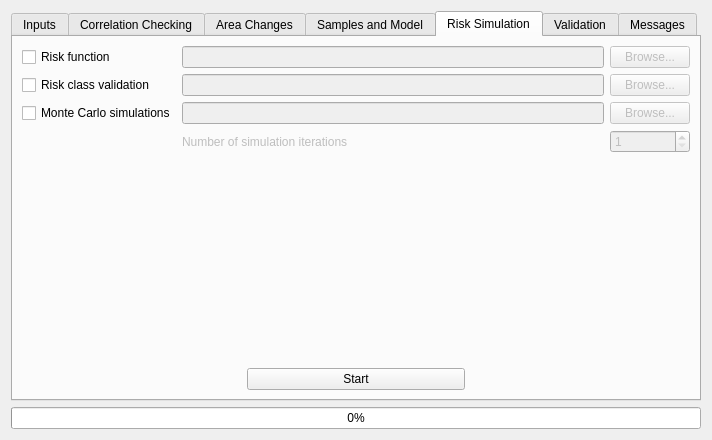
First picture: the form in ui/moluscedialogbase.ui, repository nextgis/qgis_molusce, before the edit.
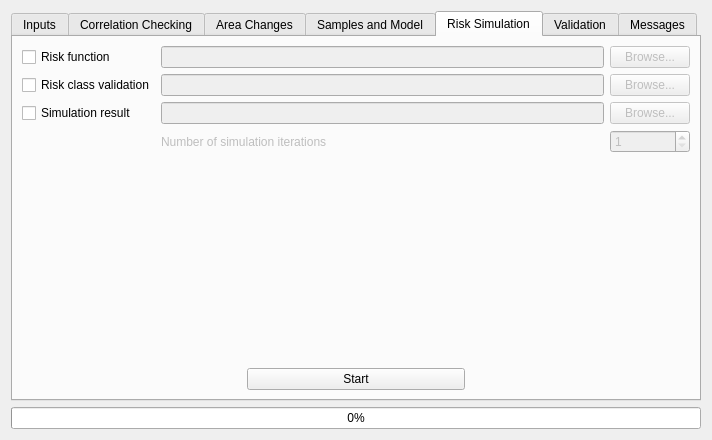
Second picture: the form after the edit. Custom widgets are drawn as their Qt base class.

Commit message: Change label of the simulation button to shorter string

```diff
--- a/ui/moluscedialogbase.ui
+++ b/ui/moluscedialogbase.ui
@@ -436,7 +436,7 @@
          <item row="2" column="0">
           <widget class="QCheckBox" name="chkMonteCarlo">
            <property name="text">
-            <string>Monte Carlo simulations</string>
+            <string>Simulation result</string>
            </property>
           </widget>
          </item>
```
